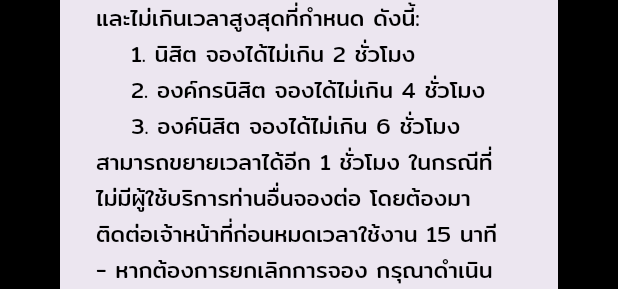
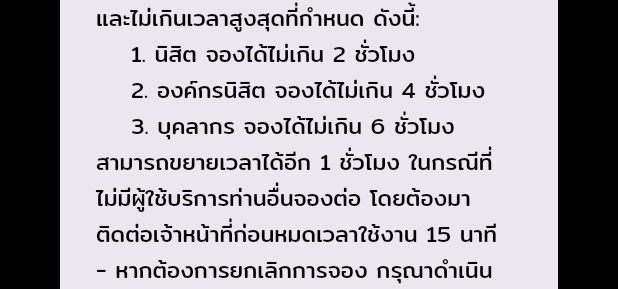
Before and after one commit to Bastackle/KUMeeting, a Flutter app: the BookingPopup widget shown alone on an empty page, opened directly with empty values, on a phone screen of 412 x 824 dp. Shown: the part 416-705 px from the top of the screen. Run offline on Flutter 3.47's test engine with Material 3 defaults, Android fonts, the phone set to English and light mode, and no system bars; our stand-ins replace cloud_firestore, firebase_auth, firebase_core, fluentui_system_icons, google_maps_flutter, google_sign_in; accounts and stored records are empty; network calls fail.

Commit message:
Update agreement.dart

```diff
--- a/lib/widgets/agreement.dart
+++ b/lib/widgets/agreement.dart
@@ -40,7 +40,7 @@ class BookingPopup extends StatelessWidget {
                   Text("- การจองต้องมีระยะเวลาอย่างน้อย 1 ชั่วโมง และไม่เกินเวลาสูงสุดที่กำหนด ดังนี้:"),
                   Text("    1. นิสิต จองได้ไม่เกิน 2 ชั่วโมง"),
                   Text("    2. องค์กรนิสิต จองได้ไม่เกิน 4 ชั่วโมง"),
-                  Text("    3. องค์นิสิต จองได้ไม่เกิน 6 ชั่วโมง"),
+                  Text("    3. บุคลากร จองได้ไม่เกิน 6 ชั่วโมง"),
                   Text("สามารถขยายเวลาได้อีก 1 ชั่วโมง ในกรณีที่ไม่มีผู้ใช้บริการท่านอื่นจองต่อ โดยต้องมาติดต่อเจ้าหน้าที่ก่อนหมดเวลาใช้งาน 15 นาที"),
                   Text("- หากต้องการยกเลิกการจอง กรุณาดำเนินการล่วงหน้าอย่างน้อย 12 ชั่วโมงก่อนเวลาเริ่มต้น"),
                   Text("- ท่านต้องมายืนยันการใช้งานด้วยตนเอง"),
```
